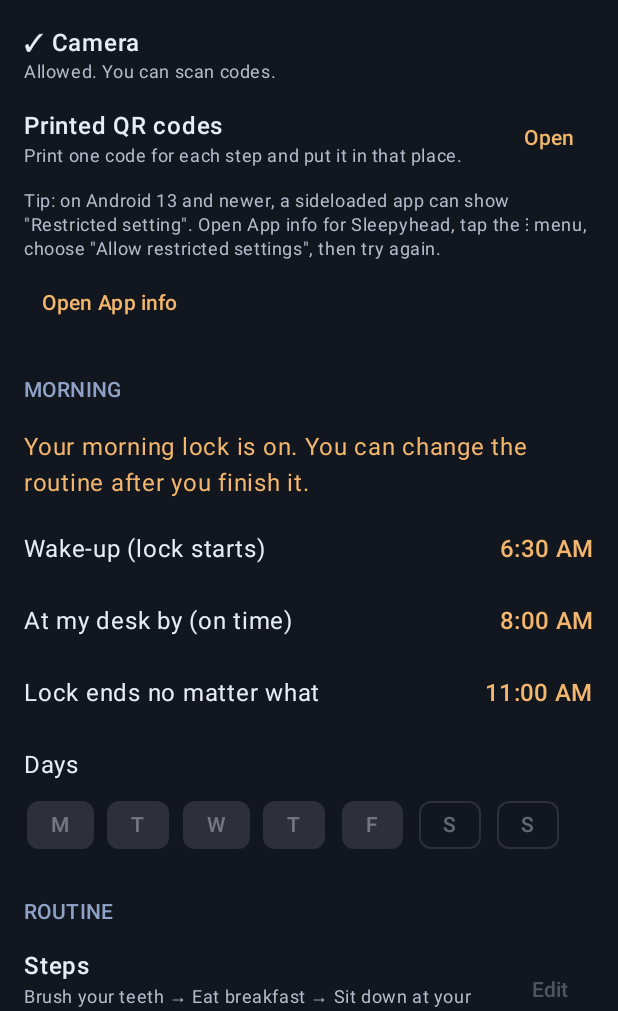
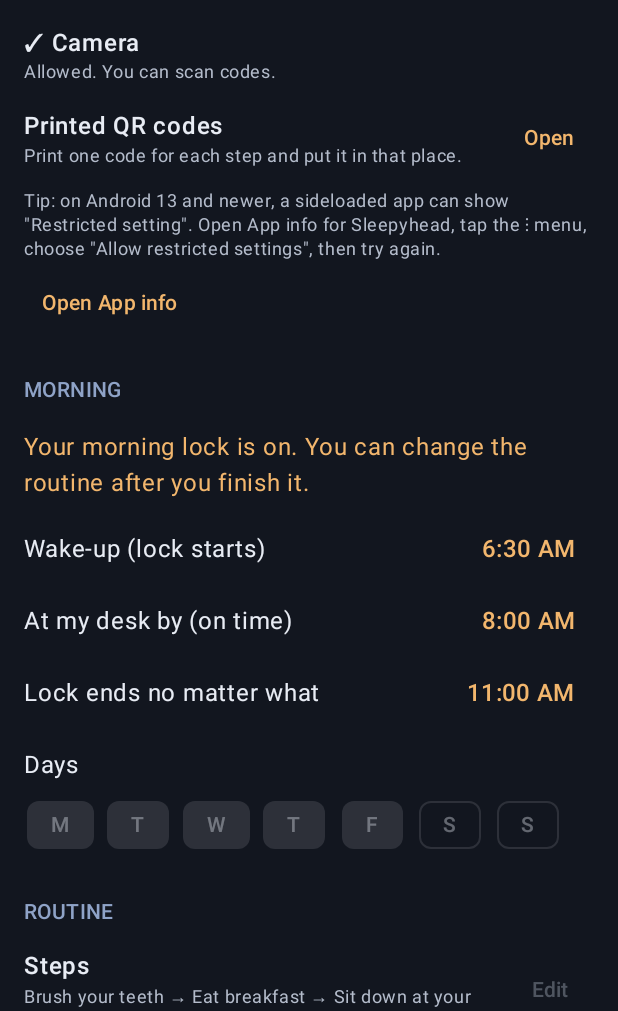
Before and after one commit to AfzalivE/Sleepyhead, an Android app built with Jetpack Compose: the screen it shows after launch (MainActivity), after a tap on "Settings", on a phone screen of 412 x 824 dp, the part 225-1236 px from its top. Run offline under Robolectric (Android 15) with nearby library versions, the phone set to English and light mode, and no system bars; libraries missing offline, so code that uses them is left out: com.journeyapps.barcodescanner; 1 statement that could not run was skipped.

Commit message:
Center content in a 600dp column on wide screens
On an unfolded Pixel Fold the phone layout stretched edge to edge.
Cap content width and center it, and give time values end padding.

Co-Authored-By: Claude Opus 5.5 <noreply@anthropic.com>
Claude-Session: https://claude.ai/code/session_01LjTonZhnpYt3foeYu9XBYa

```diff
--- a/app/src/main/java/com/sleepyhead/app/ui/MainActivity.kt
+++ b/app/src/main/java/com/sleepyhead/app/ui/MainActivity.kt
@@ -7,6 +7,11 @@ import androidx.activity.compose.BackHandler
 import androidx.activity.compose.setContent
 import androidx.activity.enableEdgeToEdge
 import androidx.compose.foundation.layout.fillMaxSize
+import androidx.compose.foundation.layout.fillMaxWidth
+import androidx.compose.foundation.layout.widthIn
+import androidx.compose.foundation.layout.wrapContentWidth
+import androidx.compose.ui.Alignment
+import androidx.compose.ui.unit.dp
 import androidx.compose.foundation.layout.safeDrawingPadding
 import androidx.compose.material3.MaterialTheme
 import androidx.compose.material3.Surface
@@ -76,7 +81,13 @@ fun App(store: Store, blockedFrom: String?, onBlockedSeen: () -> Unit) {
     if (screen != Screen.Home) {
         BackHandler { screen = if (screen in listOf(Screen.Apps, Screen.Steps)) Screen.Settings else Screen.Home }
     }
-    val m = Modifier.fillMaxSize().safeDrawingPadding()
+    // On wide screens (tablets, unfolded foldables), keep content in a centered column.
+    val m = Modifier
+        .fillMaxSize()
+        .safeDrawingPadding()
+        .wrapContentWidth(Alignment.CenterHorizontally)
+        .widthIn(max = 600.dp)
+        .fillMaxWidth()
     when (screen) {
         Screen.Home -> HomeScreen(store, data, blockedFrom, onBlockedSeen, go, m)
         Screen.Settings -> SettingsScreen(store, data, go, m)
--- a/app/src/main/java/com/sleepyhead/app/ui/SettingsScreens.kt
+++ b/app/src/main/java/com/sleepyhead/app/ui/SettingsScreens.kt
@@ -235,7 +235,12 @@ private fun TimeRow(label: String, minutes: Int, enabled: Boolean, onClick: () -
         verticalAlignment = Alignment.CenterVertically,
     ) {
         Text(label, Modifier.weight(1f), style = MaterialTheme.typography.bodyLarge)
-        Text(minutesToText(minutes), style = MaterialTheme.typography.titleMedium, color = MaterialTheme.colorScheme.primary)
+        Text(
+            minutesToText(minutes),
+            style = MaterialTheme.typography.titleMedium,
+            color = MaterialTheme.colorScheme.primary,
+            modifier = Modifier.padding(end = 12.dp),
+        )
     }
 }
 
```
